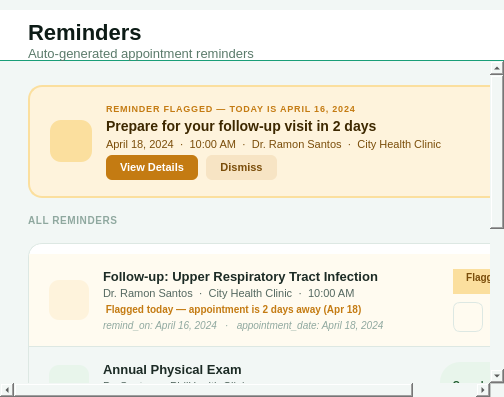
First picture: the form in src/ui/page_reminders.ui, repository shasheenahdeeneillelumasag/CCC151---Group-Project, before the edit.
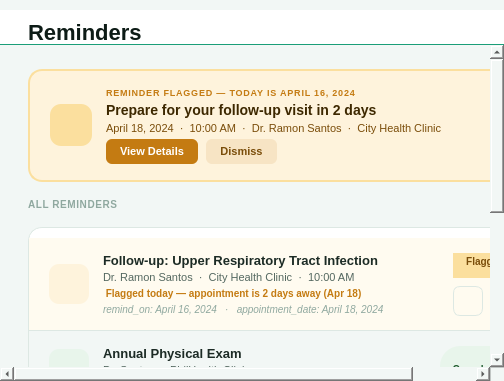
Second picture: the form after the edit. Icons and pictures are not drawn.

Commit message: Remove header subtitles, increase toolbar to 64px with equal margins

The edit to the form file:
```diff
--- a/src/ui/page_reminders.ui
+++ b/src/ui/page_reminders.ui
@@ -17,7 +17,6 @@
       <layout class="QHBoxLayout"><property name="leftMargin"><number>28</number></property><property name="topMargin"><number>10</number></property><property name="rightMargin"><number>28</number></property><property name="bottomMargin"><number>0</number></property>
        <item><layout class="QVBoxLayout"><property name="spacing"><number>1</number></property>
         <item><widget class="QLabel"><property name="text"><string>Reminders</string></property><property name="styleSheet"><string>QLabel { font-size: 22px; font-weight: bold; color: #0D1B16; }</string></property></widget></item>
-        <item><widget class="QLabel"><property name="text"><string>Auto-generated appointment reminders</string></property><property name="styleSheet"><string>QLabel { font-size: 13px; color: #5A7A6A; }</string></property></widget></item>
       </layout></item>
       <item><spacer><property name="orientation"><enum>Qt::Horizontal</enum></property><property name="sizeHint" stdset="0"><size><width>40</width><height>20</height></size></property></spacer></item>
      </layout>
```
Lines whose indentation alone changed are shown as unchanged. The commit also changes 6 other files.
